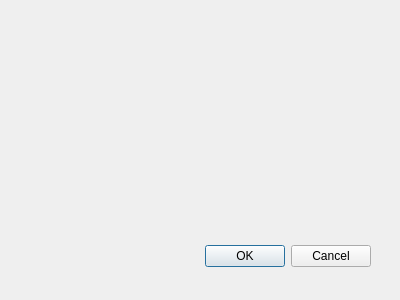
Qt form Plugin/GeoChargePlugin/geo_charge_module_dialog_base.ui (JoostvanB/GEO1005) before a commit.
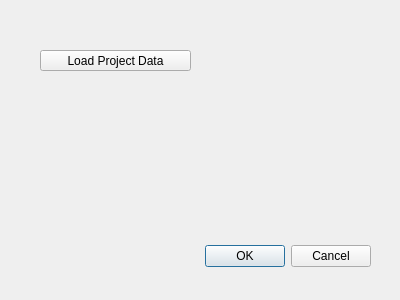
The same form after that commit.

What changed in the file:
```diff
--- a/Plugin/GeoChargePlugin/geo_charge_module_dialog_base.ui
+++ b/Plugin/GeoChargePlugin/geo_charge_module_dialog_base.ui
@@ -28,6 +28,19 @@
     <set>QDialogButtonBox::Cancel|QDialogButtonBox::Ok</set>
    </property>
   </widget>
+  <widget class="QPushButton" name="pushButton">
+   <property name="geometry">
+    <rect>
+     <x>40</x>
+     <y>50</y>
+     <width>151</width>
+     <height>21</height>
+    </rect>
+   </property>
+   <property name="text">
+    <string>Load Project Data</string>
+   </property>
+  </widget>
  </widget>
  <resources/>
  <connections>
```
Left out of the diff: 41 changed lines with no effect on the pictures.
